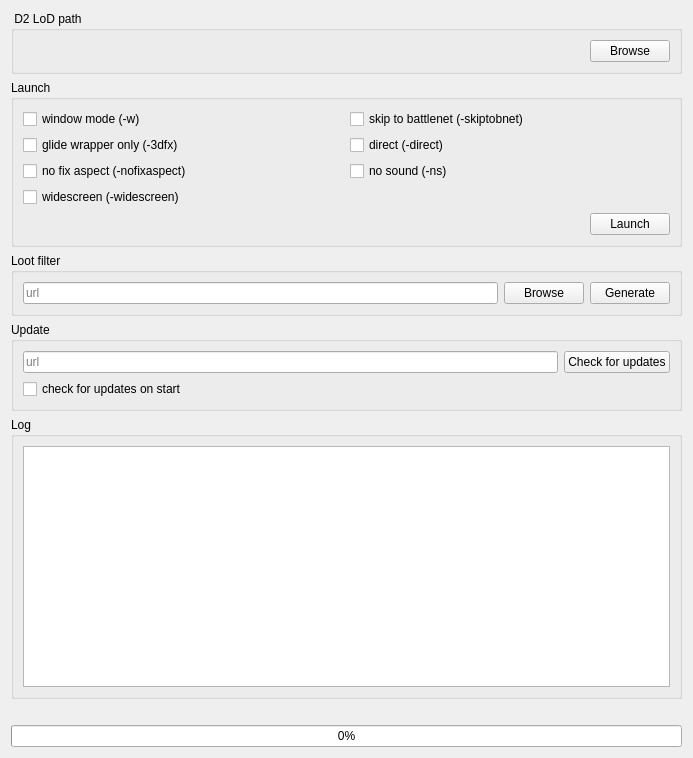
Old version of the form pypod_launcher/main.ui in the repository pohmelie/pypod-launcher.
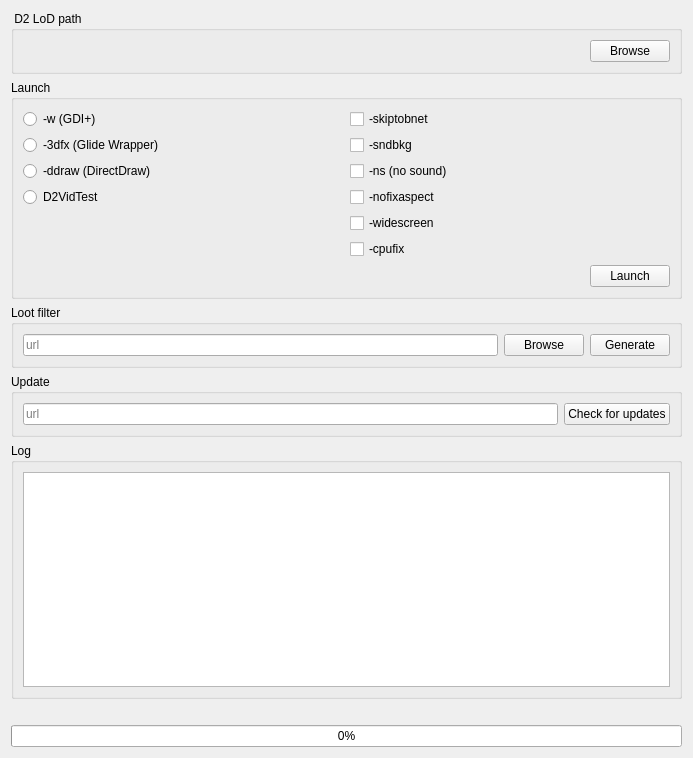
New version of the form.

Commit message: ui: add `-ddraw` mode as radio buttons

What changed in the file:
```diff
--- a/pypod_launcher/main.ui
+++ b/pypod_launcher/main.ui
@@ -45,52 +45,73 @@
      <layout class="QVBoxLayout" name="verticalLayout_3">
       <item>
        <layout class="QGridLayout" name="gridLayout">
+        <item row="0" column="1">
+         <widget class="QCheckBox" name="skip_to_bnet_edit">
+          <property name="text">
+           <string>-skiptobnet</string>
+          </property>
+         </widget>
+        </item>
         <item row="0" column="0">
-         <widget class="QCheckBox" name="window_mode_edit">
+         <widget class="QRadioButton" name="vmode_gdi_edit">
           <property name="text">
-           <string>window mode (-w)</string>
-          </property>
-         </widget>
-        </item>
-        <item row="1" column="1">
-         <widget class="QCheckBox" name="direct_edit">
-          <property name="text">
-           <string>direct (-direct)</string>
+           <string>-w (GDI+)</string>
           </property>
          </widget>
         </item>
         <item row="2" column="0">
+         <widget class="QRadioButton" name="vmode_ddraw_edit">
+          <property name="text">
+           <string>-ddraw (DirectDraw)</string>
+          </property>
+         </widget>
+        </item>
+        <item row="3" column="1">
          <widget class="QCheckBox" name="no_fix_aspect_edit">
           <property name="text">
-           <string>no fix aspect (-nofixaspect)</string>
-          </property>
-         </widget>
-        </item>
-        <item row="1" column="0">
-         <widget class="QCheckBox" name="glide_wrapper_only_edit">
-          <property name="text">
-           <string>glide wrapper only (-3dfx)</string>
-          </property>
-         </widget>
-        </item>
-        <item row="0" column="1">
-         <widget class="QCheckBox" name="skip_to_bnet_edit">
-          <property name="text">
-           <string>skip to battlenet (-skiptobnet)</string>
+           <string>-nofixaspect</string>
           </property>
          </widget>
         </item>
         <item row="2" column="1">
          <widget class="QCheckBox" name="no_sound_edit">
           <property name="text">
-           <string>no sound (-ns)</string>
+           <string>-ns (no sound)</string>
           </property>
          </widget>
         </item>
         <item row="3" column="0">
+         <widget class="QRadioButton" name="vmode_d2vidtest_edit">
+          <property name="text">
+           <string>D2VidTest</string>
+          </property>
+         </widget>
+        </item>
+        <item row="1" column="1">
+         <widget class="QCheckBox" name="direct_edit">
+          <property name="text">
+           <string>-sndbkg</string>
+          </property>
+         </widget>
+        </item>
+        <item row="1" column="0">
+         <widget class="QRadioButton" name="vmode_glide_edit">
+          <property name="text">
+           <string>-3dfx (Glide Wrapper)</string>
+          </property>
+         </widget>
+        </item>
+        <item row="4" column="1">
          <widget class="QCheckBox" name="widescreen_edit">
           <property name="text">
-           <string>widescreen (-widescreen)</string>
+           <string>-widescreen</string>
+          </property>
+         </widget>
+        </item>
+        <item row="5" column="1">
+         <widget class="QCheckBox" name="cpufix_edit">
+          <property name="text">
+           <string>-cpufix</string>
           </property>
          </widget>
         </item>
@@ -177,13 +198,6 @@
         </item>
        </layout>
       </item>
-      <item>
-       <widget class="QCheckBox" name="check_for_updates_edit">
-        <property name="text">
-         <string>check for updates on start</string>
-        </property>
-       </widget>
-      </item>
      </layout>
     </widget>
    </item>
```
The commit also changes 1 other file.
